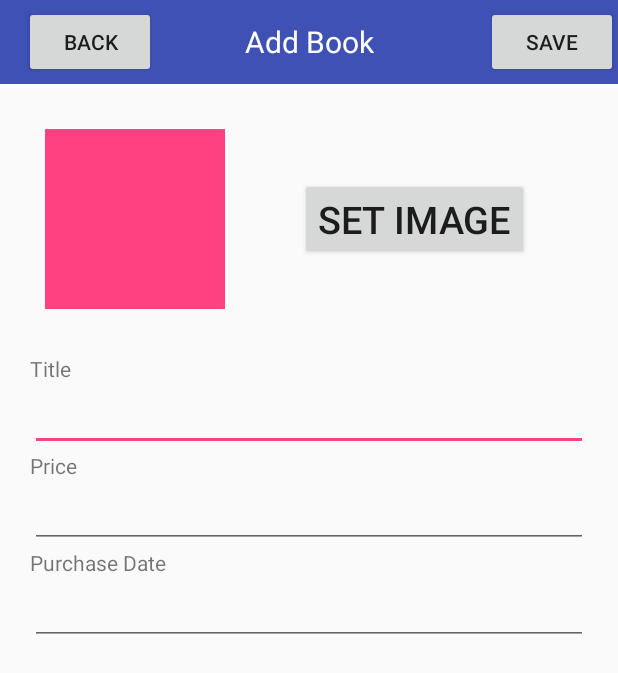
After one commit to hsakurai-cq/BookApp, an Android app: the AddBookActivity screen opened directly, with no data from a screen before it, on a phone screen of 412 x 824 dp. The commit adds this screen. Shown: the top 673 px of the screen. Run offline under Robolectric (Android 15) with nearby library versions, the phone set to English and light mode, and no system bars.

Commit message:
編集画面に共通レイアウトをinclude

```diff
--- a/app/src/main/AndroidManifest.xml
+++ b/app/src/main/AndroidManifest.xml
@@ -21,7 +21,8 @@
                 <category android:name="android.intent.category.LAUNCHER" />
             </intent-filter>
         </activity>
-        <activity android:name=".AccountActivity"></activity>
+        <activity android:name=".AccountActivity" />
+        <activity android:name=".AddBookActivity"></activity>
     </application>
 
 </manifest>
--- /dev/null
+++ b/app/src/main/java/com/hiromisakurai/bookapp/AddBookActivity.java
@@ -0,0 +1,13 @@
+package com.hiromisakurai.bookapp;
+
+import android.support.v7.app.AppCompatActivity;
+import android.os.Bundle;
+
+public class AddBookActivity extends AppCompatActivity {
+
+    @Override
+    protected void onCreate(Bundle savedInstanceState) {
+        super.onCreate(savedInstanceState);
+        setContentView(R.layout.activity_add_book);
+    }
+}
--- /dev/null
+++ b/app/src/main/res/layout/activity_add_book.xml
@@ -0,0 +1,46 @@
+<?xml version="1.0" encoding="utf-8"?>
+<LinearLayout xmlns:android="http://schemas.android.com/apk/res/android"
+    xmlns:app="http://schemas.android.com/apk/res-auto"
+    xmlns:tools="http://schemas.android.com/tools"
+    android:layout_width="match_parent"
+    android:layout_height="match_parent"
+    android:orientation="vertical"
+    tools:context="com.hiromisakurai.bookapp.AddBookActivity">
+
+    <android.support.v7.widget.Toolbar
+        android:id="@+id/toolbar_add"
+        android:layout_width="match_parent"
+        android:layout_height="wrap_content"
+        android:background="@color/colorPrimary"
+        android:weightSum="1">
+
+        <TextView
+            android:id="@+id/toolbarAddTitle"
+            android:layout_width="wrap_content"
+            android:layout_height="wrap_content"
+            android:layout_gravity="center"
+            android:text="@string/toolbar_add_title"
+            android:textColor="#FFFFFF"
+            android:textSize="20dp" />
+
+        <Button
+            android:id="@+id/buttonBack"
+            android:layout_width="wrap_content"
+            android:layout_height="wrap_content"
+            android:layout_gravity="start"
+            android:text="@string/toolbar_button_back" />
+
+        <Button
+            android:id="@+id/buttonSave"
+            android:layout_width="wrap_content"
+            android:layout_height="wrap_content"
+            android:layout_gravity="end"
+            android:text="@string/toolbar_button_save" />
+
+    </android.support.v7.widget.Toolbar>
+
+    <include
+        android:id="@+id/book_form"
+        layout="@layout/book_form" />
+
+</LinearLayout>
--- a/app/src/main/res/values/strings.xml
+++ b/app/src/main/res/values/strings.xml
@@ -20,5 +20,7 @@
     <string name="book_title">Title</string>
     <string name="book_price">Price</string>
     <string name="purchase_date">Purchase Date</string>
-    <string name="button_save">Save</string>
+    <string name="toolbar_button_save">Save</string>
+    <string name="button_add">Add</string>
+    <string name="toolbar_title_list">Book List</string>
 </resources>
```
Also changed, not shown: app/src/main/java/com/hiromisakurai/bookapp/MainActivity.java (+11 -0 lines), app/src/main/res/layout/activity_main.xml (+5 -5 lines).
